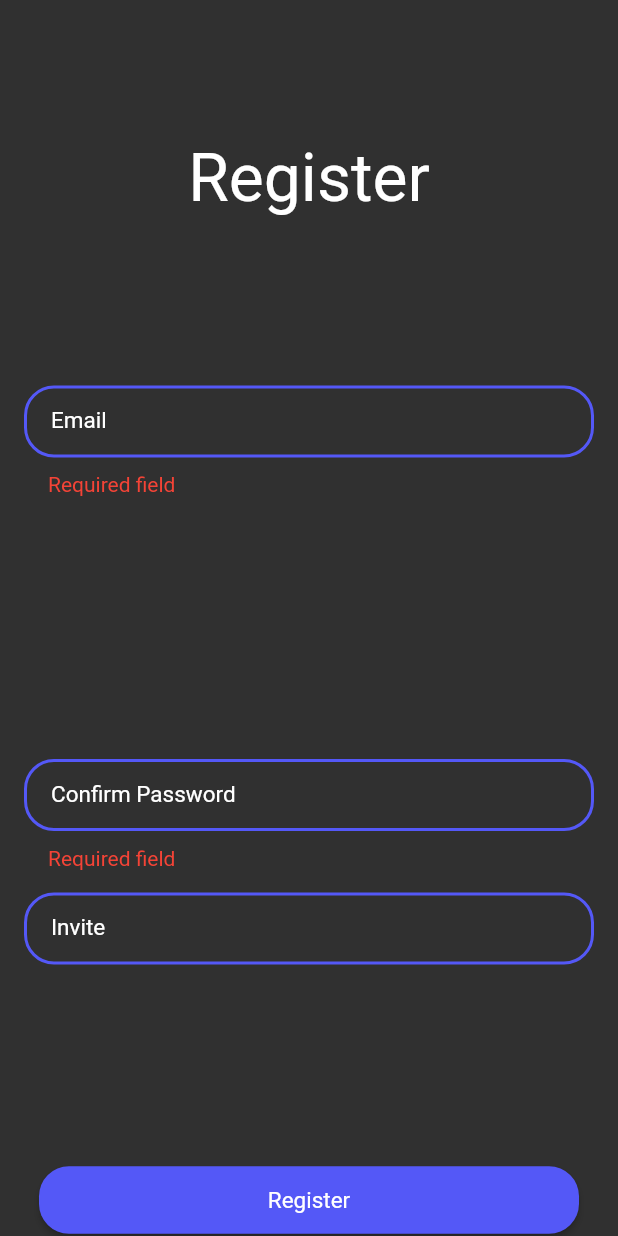
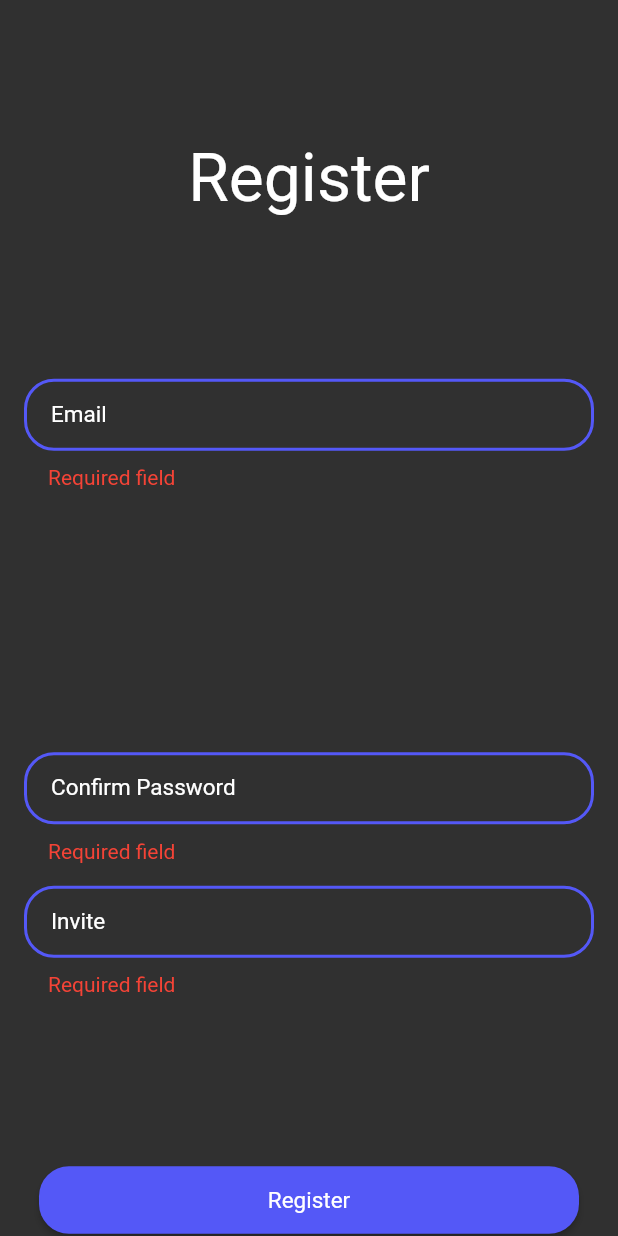
Before and after one commit to Demphait/single-house-flutter, a Flutter app: the RegisterWidget widget shown alone on an empty page, opened directly with empty values, after a tap on "Register", on a phone screen of 412 x 824 dp. Run offline on Flutter 3.47's test engine with Material 2 defaults, Android fonts, the light colour scheme and no system bars; our stand-ins replace bloc, flutter_bloc, smooth_page_indicator.

Commit message:
feat: added file with validation for invite field

```diff
--- /dev/null
+++ b/lib/utils/validation/validate_invite.dart
@@ -0,0 +1,21 @@
+import 'package:single_house/utils/validation/validate.dart';
+
+class ValidateInvite extends Validate {
+  ValidateInvite({required bool isRequired}) : super(isRequired: isRequired);
+
+  @override
+  String? validation(String? value) {
+
+    if (value == null || (value.isEmpty) && isRequired) {
+      if (isRequired == true) {
+        print('Required field');
+        return 'Required field';
+      }
+      print('null isRequired');
+      return null;
+    }
+
+    print('null pass');
+    return null;
+  }
+}
--- a/lib/views/auth/components/register/register_component.dart
+++ b/lib/views/auth/components/register/register_component.dart
@@ -4,6 +4,7 @@ import 'package:single_house/styles/app_space.dart';
 import 'package:single_house/styles/app_text_styles.dart';
 import 'package:single_house/utils/validation/validate_confirm_pass.dart';
 import 'package:single_house/utils/validation/validate_email.dart';
+import 'package:single_house/utils/validation/validate_invite.dart';
 import 'package:single_house/widgets/app_textfield.dart';
 
 class RegisterWidget extends StatefulWidget {
@@ -23,8 +24,10 @@ class _RegisterWidgetState extends State<RegisterWidget> {
   final formKey = GlobalKey<FormState>();
   String email = '';
   String cofirmPassword = '';
+  String invite = '';
   final TextEditingController _emailController = TextEditingController();
   final TextEditingController _cofirmPasswordController = TextEditingController();
+  final TextEditingController _inviteController = TextEditingController();
 
   @override
   Widget build(BuildContext context) {
@@ -94,11 +97,12 @@ class _RegisterWidgetState extends State<RegisterWidget> {
                   validator: ValidateConfirmPass(isRequired: true, passwordController: widget.passController).validation,
                 ),
                 AppSpaceBox.md,
-                const AppTextField(
+                AppTextField(
                   name: 'Invite',
                   obscureText: false,
                   textInputAction: TextInputAction.done,
-                  textInputType: TextInputType.number,
+                  controller: _inviteController,
+                  validator: ValidateInvite(isRequired: true).validation,
                 ),
               ],
             ),
```
